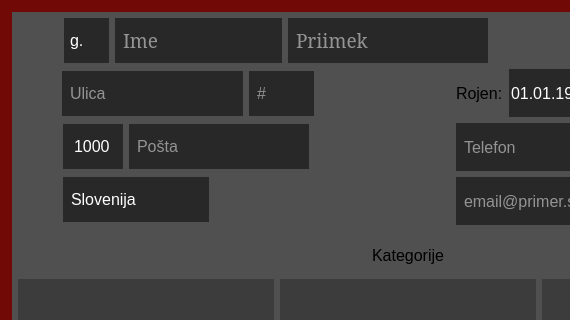
Above: gui/main_widget/personwidget.ui from vernocte/torba before the change; both pictures show x 0 to 570 and y 0 to 320 of the 905 by 551 pixel window. Below: the same form after it.
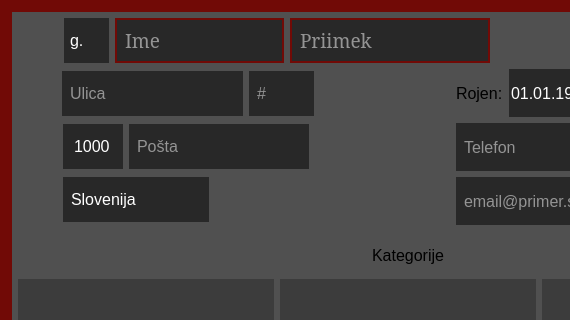
That is the form after the change. Icons and pictures are not drawn.

What changed in the file:
```diff
--- a/gui/main_widget/personwidget.ui
+++ b/gui/main_widget/personwidget.ui
@@ -181,7 +181,8 @@
        <property name="styleSheet">
         <string notr="true">color: white;
 background-color: rgb(40,40,40);
-padding-left: 6px;</string>
+padding-left: 6px;
+border: 2px solid rgb(113,10,6);</string>
        </property>
        <property name="placeholderText">
         <string>Ime</string>
@@ -217,7 +218,8 @@
        <property name="styleSheet">
         <string notr="true">color: white;
 background-color: rgb(40,40,40);
-padding-left: 6px;</string>
+padding-left: 6px;
+border: 2px solid rgb(113,10,6);</string>
        </property>
        <property name="text">
         <string/>
```
Left out of the diff: 26 changed lines with no effect on the pictures.
